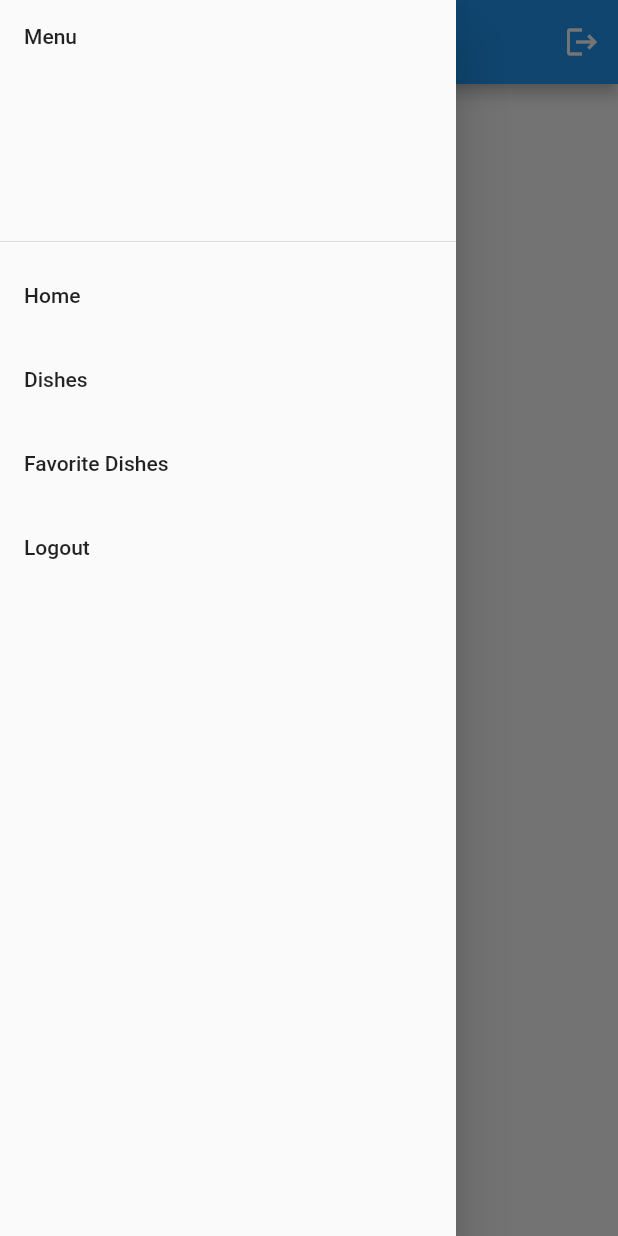
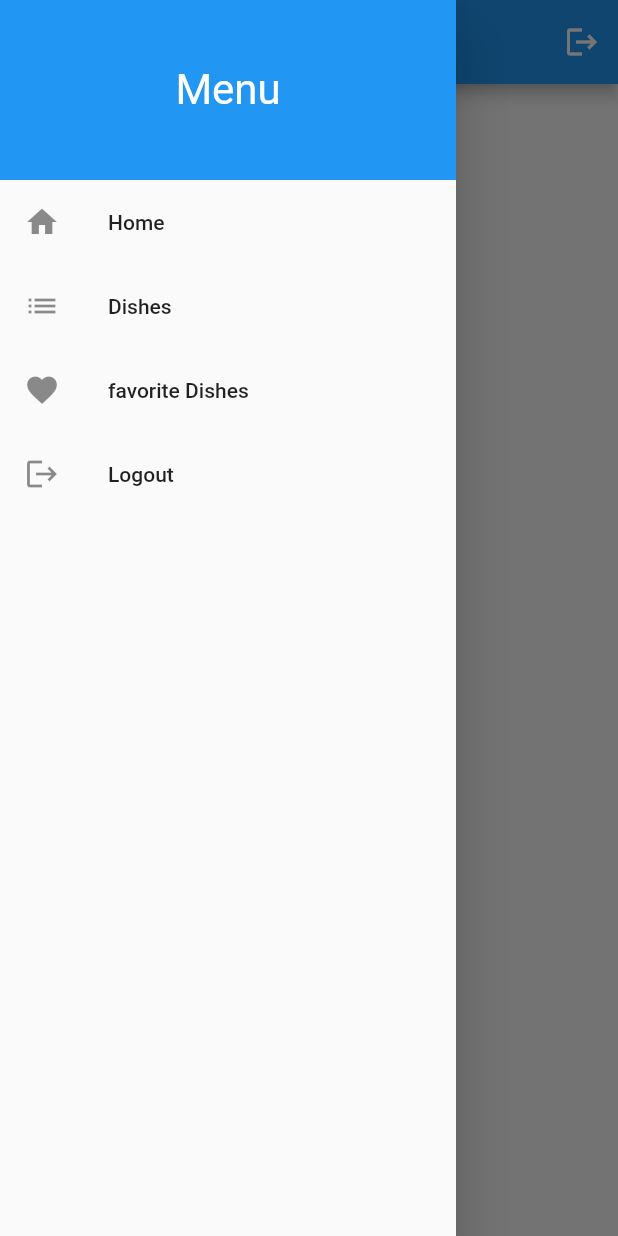
Before and after one commit to dimassibassem/Exam_Flutter, a Flutter app: the FavoriteItemsListScreen screen opened directly, with the side drawer open, on a phone screen of 412 x 824 dp. Run offline on Flutter 3.47's test engine with Material 2 defaults, Android fonts, the phone set to English and light mode, and no system bars; our stand-ins replace cloud_firestore, firebase_auth, firebase_core; missing offline and left inert: flutter_session_manager; accounts and stored records are empty; generated files the repository leaves out were written again.

Commit message:
Styling sidebar menu

```diff
--- a/lib/user_favorite_dishes_screen.dart
+++ b/lib/user_favorite_dishes_screen.dart
@@ -99,13 +99,24 @@ class _FavoriteItemsListScreen extends State<FavoriteItemsListScreen> {
         ],
       ),
       drawer: Drawer(
-        child: ListView(
+        child: Column(
           children: [
-            DrawerHeader(
-              child: Text('Menu'),
+            Container(
+              height: 120,
+              color: Colors.blue,
+              child: const Center(
+                child: Text(
+                  'Menu',
+                  style: TextStyle(
+                    color: Colors.white,
+                    fontSize: 28,
+                  ),
+                ),
+              ),
             ),
             ListTile(
-              title: Text('Home'),
+              leading: Icon(Icons.home),
+              title: const Text('Home'),
               onTap: () {
                 Navigator.push(
                   context,
@@ -116,7 +127,8 @@ class _FavoriteItemsListScreen extends State<FavoriteItemsListScreen> {
               },
             ),
             ListTile(
-              title: Text('Dishes'),
+              leading: Icon(Icons.list),
+              title: const Text('Dishes'),
               onTap: () {
                 Navigator.push(
                   context,
@@ -127,7 +139,8 @@ class _FavoriteItemsListScreen extends State<FavoriteItemsListScreen> {
               },
             ),
             ListTile(
-              title: Text('Favorite Dishes'),
+              leading: Icon(Icons.favorite),
+              title: const Text('favorite Dishes'),
               onTap: () {
                 Navigator.push(
                   context,
@@ -138,7 +151,8 @@ class _FavoriteItemsListScreen extends State<FavoriteItemsListScreen> {
               },
             ),
             ListTile(
-              title: Text('Logout'),
+              leading: Icon(Icons.logout),
+              title: const Text('Logout'),
               onTap: () async {
                 await SessionManager().set("email", "");
                 Navigator.of(context).pushReplacementNamed('/');
```
Also changed, not shown: lib/admin_list_screen.dart (+45 -16 lines), lib/admin_options.dart (+42 -14 lines), lib/user_list_screen.dart (+21 -7 lines), lib/user_options.dart (+18 -4 lines).
